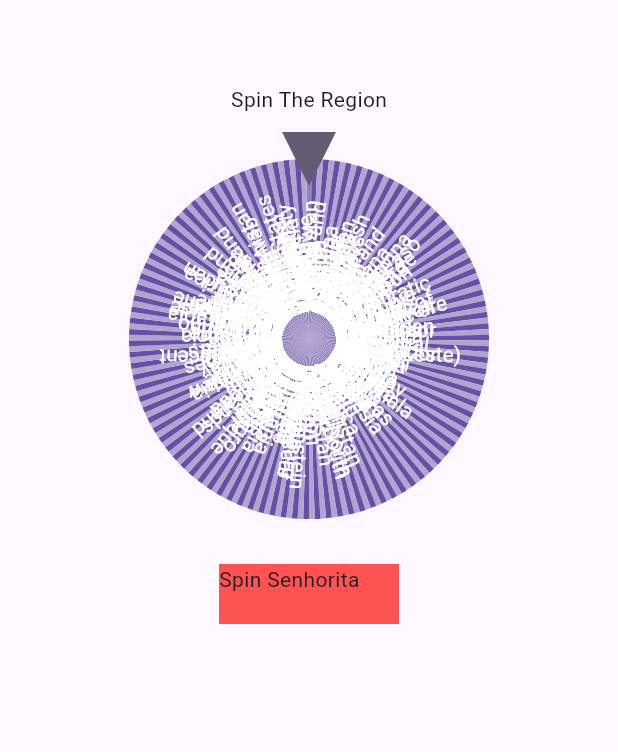
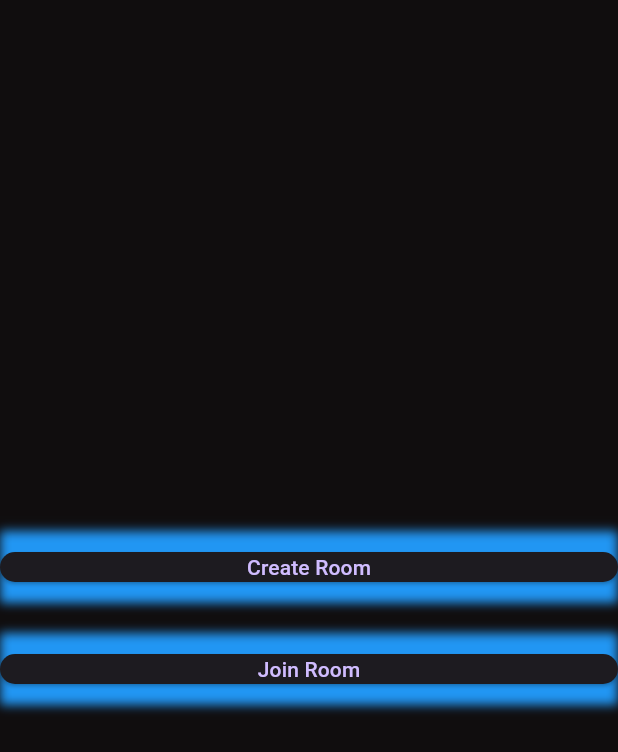
Before and after one commit to Nikhildeshmukh07/spin_the_region, a Flutter app: the screen it shows after launch, on a phone screen of 412 x 824 dp. Shown: the top 752 px of the screen. Run offline on Flutter 3.47's test engine with Material 3 defaults, Android fonts, the phone set to English and light mode, and no system bars; drawn by our look-alikes of flutter_fortune_wheel; our stand-ins replace rxdart.

Commit message:
second commit 12 -04 -2024

```diff
--- a/lib/View/main_menu_screen.dart
+++ b/lib/View/main_menu_screen.dart
@@ -0,0 +1,22 @@
+import 'package:flutter/material.dart';
+import 'package:spin_the_region/Widgets/cutom_button.dart';
+
+class MainMenuScreen extends StatelessWidget {
+  const MainMenuScreen({super.key});
+
+  @override
+  Widget build(BuildContext context) {
+    return Scaffold(
+      body: Column(
+        mainAxisAlignment: MainAxisAlignment.center,
+        children: [
+          CustomButton(onTap: () {}, text: 'Create Room'),
+          const SizedBox(
+            height: 20,
+          ),
+          CustomButton(onTap: () {}, text: 'Join Room')
+        ],
+      ),
+    );
+  }
+}
--- a/lib/ViewModel/1_Main_file.dart
+++ b/lib/ViewModel/1_Main_file.dart
@@ -113,7 +113,7 @@ class _SpintheRegionState extends State<SpintheRegion> {
     'Laos',
     'Latvia',
     'Lebanon',
-    'Lesotho',
+    'Lesotho'
     'Liberia',
     'Libya',
     'Liechtenstein',
--- a/lib/Widgets/cutom_button.dart
+++ b/lib/Widgets/cutom_button.dart
@@ -0,0 +1,25 @@
+import 'package:flutter/material.dart';
+
+class CustomButton extends StatelessWidget {
+  final VoidCallback onTap;
+  final String text;
+
+  const CustomButton({super.key, required this.onTap, required this.text});
+
+  @override
+  Widget build(BuildContext context) {
+    final width = MediaQuery.of(context).size.width;
+    return Container(
+      decoration: const BoxDecoration(boxShadow: [
+        BoxShadow(color: Colors.blue, blurRadius: 5, spreadRadius: 0)
+      ]),
+      child: ElevatedButton(
+        onPressed: onTap,
+        child: Text(text),
+        style: ElevatedButton.styleFrom(
+          minimumSize: Size(width, 5),
+        ),
+      ),
+    );
+  }
+}
--- a/lib/utils/colors.dart
+++ b/lib/utils/colors.dart
@@ -0,0 +1,3 @@
+import 'package:flutter/material.dart';
+
+const bgColor = Color.fromRGBO(16, 13, 14, 1);
```
Also changed, not shown: lib/main.dart (+7 -1 lines), lib/responsive/responsive.dart (+18 -0 lines).
